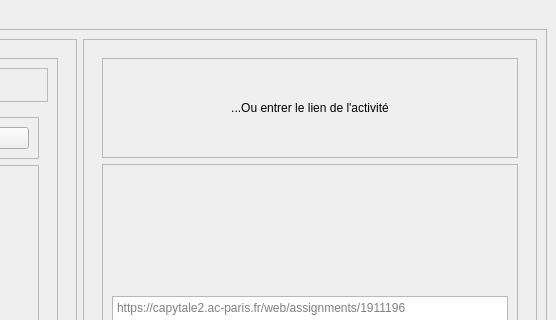
The window that ui/window1.ui (Times0/CapytaleAutoCorrect) describes before a commit, drawn with Qt 5; both pictures show x 396 to 952 and y 0 to 320 of the 952 by 613 pixel window.
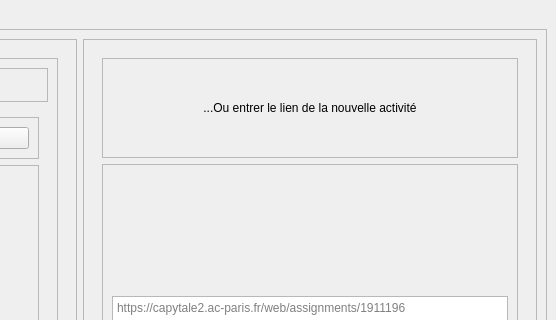
The same window after the commit. Custom widgets are drawn as their Qt base class.

```diff
--- a/ui/window1.ui
+++ b/ui/window1.ui
@@ -197,7 +197,7 @@
                   <item>
                    <widget class="SubtitleLabel" name="SubtitleLabel">
                     <property name="text">
-                     <string>...Ou entrer le lien de l'activité</string>
+                     <string>...Ou entrer le lien de la nouvelle activité</string>
                     </property>
                     <property name="alignment">
                      <set>Qt::AlignCenter</set>
```
